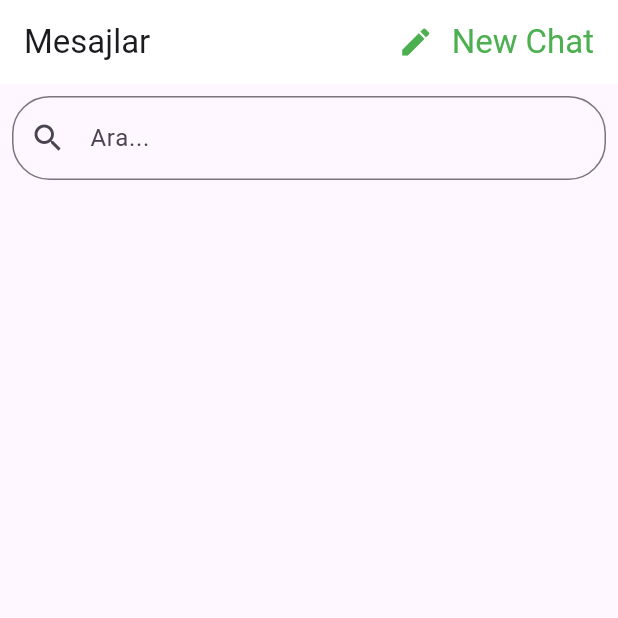
After one commit to mestretero/OUA-33-FLUTTER, a Flutter app: the ChatListView screen opened by its route, after a tap on the "edit" icon, on a phone screen of 412 x 824 dp, the top half of it. The commit adds this screen. Run offline on Flutter 3.47's test engine with Material 3 defaults, Android fonts, the phone set to English and light mode, and no system bars; our stand-ins replace cloud_firestore, file_picker, firebase_auth, firebase_core, firebase_storage, get_it and 2 more; accounts and stored records are empty.

Commit message:
add chat list and detail pages. create new service, route

```diff
--- a/lib/app/app.dart
+++ b/lib/app/app.dart
@@ -1,6 +1,8 @@
 import 'package:oua_flutter33/example/example_view.dart';
 import 'package:oua_flutter33/ui/auth/login/login_view.dart';
 import 'package:oua_flutter33/ui/auth/register/register_view.dart';
+import 'package:oua_flutter33/ui/chat_list/chat/chat_view.dart';
+import 'package:oua_flutter33/ui/chat_list/chat_list_view.dart';
 import 'package:oua_flutter33/ui/home/home_view.dart';
 import 'package:oua_flutter33/ui/main/main_view.dart';
 import 'package:oua_flutter33/ui/notification/notification_view.dart';
@@ -28,6 +30,10 @@ import 'package:stacked/stacked_annotations.dart';
     MaterialRoute(page: ProfileView),
     MaterialRoute(page: SettingsView),
     MaterialRoute(page: SearchView),
+    MaterialRoute(page: ChatListView),
+    MaterialRoute(page: ChatView),
   ],
 )
 class App {}
+
+//If you create route, this code 'flutter pub run build_runner build' is run in terminal
--- a/lib/core/di/get_it.dart
+++ b/lib/core/di/get_it.dart
@@ -1,6 +1,7 @@
 import 'package:get_it/get_it.dart';
 import 'package:oua_flutter33/app/app_base_view_model.dart';
 import 'package:oua_flutter33/core/services/auth_service.dart';
+import 'package:oua_flutter33/core/services/chat_service.dart';
 import 'package:oua_flutter33/core/services/firebase_service.dart';
 import 'package:oua_flutter33/core/services/user_service.dart';
 import 'package:stacked_services/stacked_services.dart';
@@ -15,4 +16,5 @@ void setupDI() {
   getIt.registerLazySingleton(() => FirebaseService());
   getIt.registerLazySingleton(() => AuthServices());
   getIt.registerLazySingleton(() => UserService());
+  getIt.registerLazySingleton(() => ChatService());
 }
--- /dev/null
+++ b/lib/core/services/chat_service.dart
@@ -0,0 +1,72 @@
+// ignore_for_file: avoid_print
+
+import 'package:cloud_firestore/cloud_firestore.dart';
+import 'package:flutter/material.dart';
+import 'package:oua_flutter33/core/di/get_it.dart';
+import 'package:oua_flutter33/core/models/message_model.dart';
+import 'package:oua_flutter33/core/models/user_model.dart';
+import 'package:oua_flutter33/core/services/auth_service.dart';
+
+class ChatService extends ChangeNotifier {
+  static final authService = getIt<AuthServices>();
+  static final _firestore = FirebaseFirestore.instance;
+
+  //Send Message
+  Future<void> sendMessage(String receireverId, String message) async {
+    //get current user info
+    final currentUser = authService.user;
+    final Timestamp timestamp = Timestamp.now();
+    //create a new message
+    Message newMessage = Message(
+      senderUserId: currentUser!.uid,
+      senderUserEmail: currentUser.email.toString(),
+      receiverUserId: receireverId,
+      message: message,
+      timestamp: timestamp,
+    );
+    //construct chat room id from current use id and receiver id (sorted to ensure uniquness)
+    List<String> ids = [currentUser.uid, receireverId];
+    ids.sort();
+    String chatRoomId = ids.join("_");
+
+    //add new message to database
+    await _firestore
+        .collection("chat_rooms")
+        .doc(chatRoomId)
+        .collection("messages")
+        .add(newMessage.toMap());
+  }
+
+  //Get Message
+  Stream<QuerySnapshot> getMessages(String userId, String otherUserId) {
+    List<String> ids = [userId, otherUserId];
+    ids.sort();
+    String chatRoomId = ids.join("_");
+
+    return _firestore
+        .collection("chat_rooms")
+        .doc(chatRoomId)
+        .collection("messages")
+        .orderBy('timestamp', descending: false)
+        .snapshots();
+  }
+
+  //GetMessageUsers
+  Future<List<User>> getChatUsers() async {
+    try {
+      QuerySnapshot querySnapshot = await _firestore.collection("users").get();
+
+      List<User> users = [];
+      querySnapshot.docs.map((doc) {
+        if (doc.id != authService.user!.uid) {
+          users.add(User.fromMap(doc.data() as Map<String, dynamic>, doc.id));
+        }
+      }).toList();
+
+      return users;
+    } catch (e) {
+      print("Error getting document: $e");
+      return [];
+    }
+  }
+}
--- /dev/null
+++ b/lib/ui/chat_list/chat_list_view.dart
@@ -0,0 +1,79 @@
+// ignore_for_file: deprecated_member_use
+
+import 'package:flutter/material.dart';
+import 'package:oua_flutter33/app/app.router.dart';
+import 'package:oua_flutter33/ui/chat_list/chat_list_view_model.dart';
+import 'package:stacked/stacked.dart';
+
+class ChatListView extends StatelessWidget {
+  const ChatListView({super.key});
+
+  @override
+  Widget build(BuildContext context) {
+    return ViewModelBuilder<ChatListViewModel>.reactive(
+        viewModelBuilder: () => ChatListViewModel(),
+        onModelReady: (model) => model.init(context),
+        builder: (context, model, widget) {
+          return Scaffold(
+            appBar: AppBar(
+              automaticallyImplyLeading: false,
+              title: Row(
+                children: [
+                  const Text('Mesajlar'),
+                  const Spacer(),
+                  IconButton(
+                    icon: const Icon(Icons.edit, color: Colors.green),
+                    onPressed: () {},
+                  ),
+                  const Text('New Chat', style: TextStyle(color: Colors.green)),
+                ],
+              ),
+              backgroundColor: Colors.white,
+              elevation: 0,
+            ),
+            body: model.isLoading
+                ? const Center(child: CircularProgressIndicator())
+                : Column(
+                    children: [
+                      Padding(
+                        padding: const EdgeInsets.all(8.0),
+                        child: TextField(
+                          decoration: InputDecoration(
+                            prefixIcon: const Icon(Icons.search),
+                            hintText: 'Ara...',
+                            border: OutlineInputBorder(
+                              borderRadius: BorderRadius.circular(25.0),
+                            ),
+                          ),
+                        ),
+                      ),
+                      Expanded(
+                        child: ListView.builder(
+                          itemCount: model.users.length,
+                          itemBuilder: (context, index) {
+                            final user = model.users[index];
+                            return ListTile(
+                              leading: CircleAvatar(
+                                backgroundImage: NetworkImage(user.imageUrl),
+                              ),
+                              onTap: () {
+                                model.navigationService.navigateTo(
+                                  Routes.chatView,
+                                  arguments: ChatViewArguments(
+                                    receiverUser: user,
+                                  ),
+                                );
+                              },
+                              title: Text('${user.name} ${user.surname}'),
+                              subtitle: const Text('Thank you :)'),
+                              trailing: const Text('2m ago'),
+                            );
+                          },
+                        ),
+                      ),
+                    ],
+                  ),
+          );
+        });
+  }
+}
--- /dev/null
+++ b/lib/ui/chat_list/chat_list_view_model.dart
@@ -0,0 +1,33 @@
+import 'package:flutter/material.dart';
+import 'package:oua_flutter33/app/app_base_view_model.dart';
+import 'package:oua_flutter33/core/di/get_it.dart';
+import 'package:oua_flutter33/core/models/user_model.dart';
+import 'package:oua_flutter33/core/services/chat_service.dart';
+
+class ChatListViewModel extends AppBaseViewModel {
+  final ChatService _chatService = getIt<ChatService>();
+
+  List<User> _users = [];
+  List<User> get users => _users;
+
+  bool _isLoading = false;
+  bool get isLoading => _isLoading;
+
+  init(BuildContext context) {
+    fetchUsers();
+  }
+
+  Future<void> fetchUsers() async {
+    _isLoading = true;
+    notifyListeners();
+
+    _users = await _chatService.getChatUsers();
+
+    _isLoading = false;
+    notifyListeners();
+  }
+
+  navigatePage() {
+    // navigationService.navigateTo(Routes.exampleView);
+  }
+}
--- a/lib/ui/main/main_view.dart
+++ b/lib/ui/main/main_view.dart
@@ -26,7 +26,7 @@ class MainView extends StatelessWidget {
           items: [
             createNavItem(TabItem.Home),
             createNavItem(TabItem.Search),
-            createNavItem(TabItem.Orders),
+            createNavItem(TabItem.Chat),
             createNavItem(TabItem.Profile),
           ],
           onTap: (value) {
```
Also changed, not shown: lib/app/app.router.dart (+142 -22 lines), lib/common/helpers/create_bottom_nav_item.dart (+11 -6 lines), lib/core/models/message_model.dart (added, +42 -0 lines), lib/core/services/user_service.dart (+16 -0 lines), lib/ui/chat_list/chat/chat_view.dart (added, +163 -0 lines), lib/ui/chat_list/chat/chat_view_model.dart (added, +21 -0 lines).
